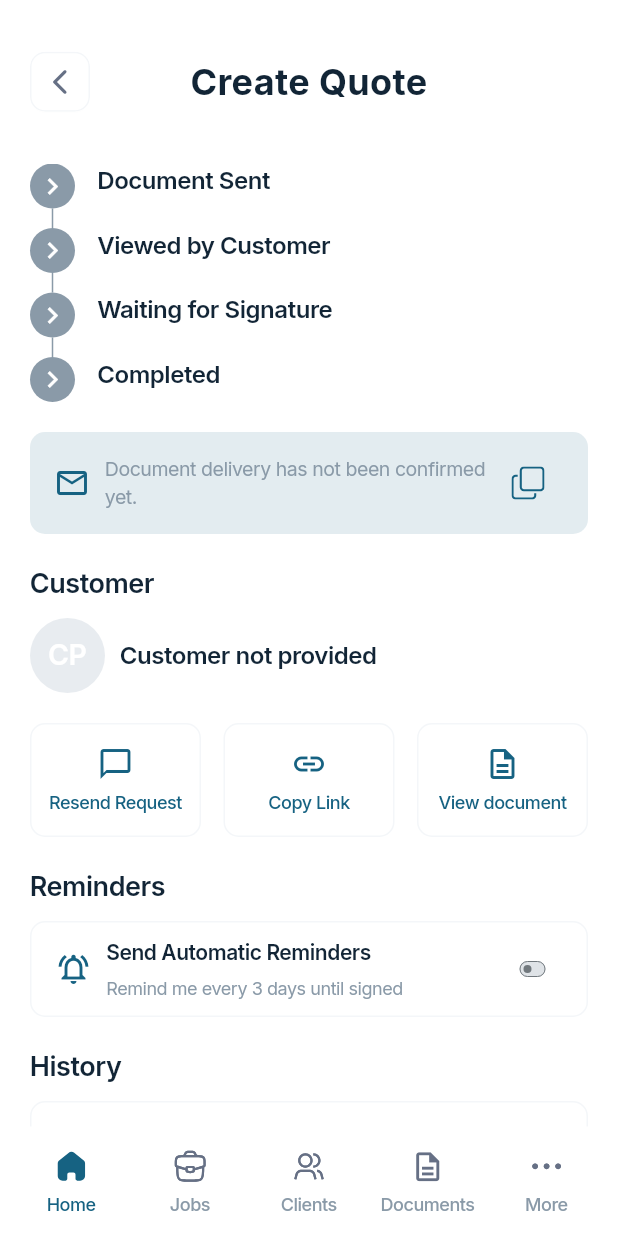
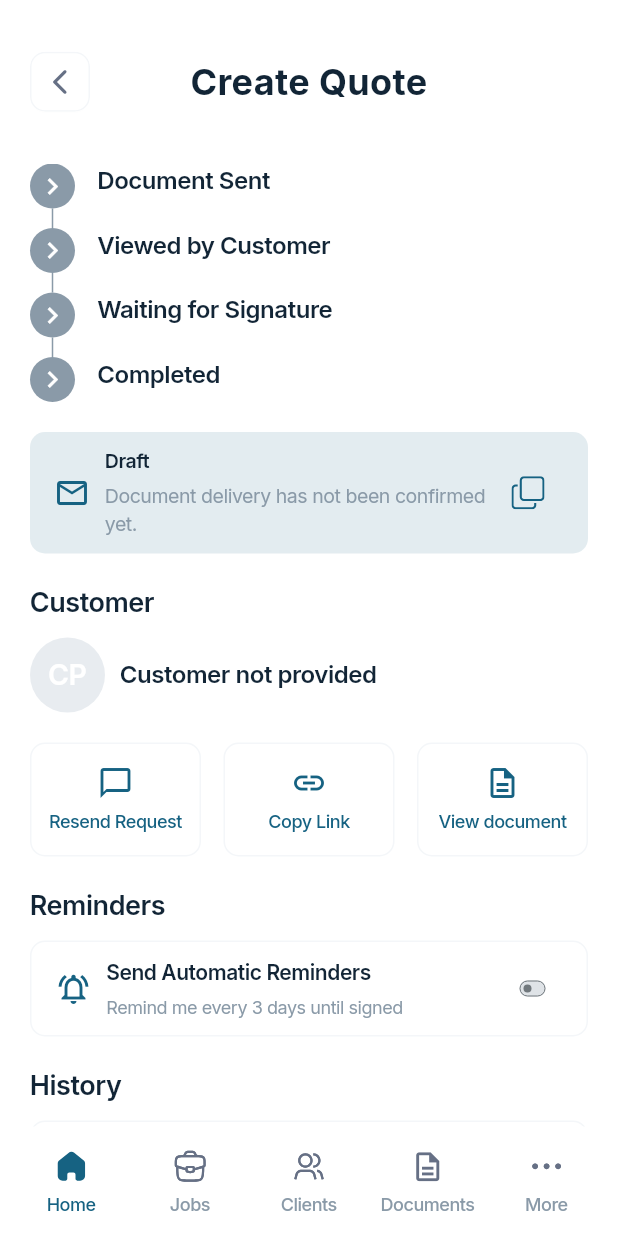
Before and after one commit to kamrans262/sign_app, a Flutter app: the SignatureRequestScreen screen opened directly with empty values, on a phone screen of 412 x 824 dp. Run offline on Flutter 3.47's test engine with Material 3 defaults, Android fonts, the phone set to English and light mode, and no system bars; our stand-ins replace file_picker, flutter_svg, image_picker, pdf, printing, qr_flutter; missing offline and left inert: record; accounts and stored records are empty.

Commit message:
feat(phase3): show complete derived signature status in existing tracking banner

```diff
--- a/lib/features/quotes/presentation/screens/signature_request_screen.dart
+++ b/lib/features/quotes/presentation/screens/signature_request_screen.dart
@@ -147,7 +147,7 @@ class _SignatureRequestScreenState extends State<SignatureRequestScreen> {
   void _verifiedSigned(QuoteSignedDisplayData receipt) {
     // This event is recorded only after a connected signing service returned
     // matching audit/document details; local signature capture is insufficient.
-    if (!mounted || receipt.demoOnly && !_quote.isDemo) return;
+    if (!mounted || (receipt.demoOnly && !_quote.isDemo)) return;
     final now = receipt.signedAt;
     setState(() => _tracking = _tracking.withEvent(QuoteDocumentEvent(
       id: 'signed-${_tracking.requestId}-${now.microsecondsSinceEpoch}',
@@ -189,13 +189,21 @@ class _SignatureRequestScreenState extends State<SignatureRequestScreen> {
     style: _type(18, weight: FontWeight.w600));
 
   Widget _statusBox() {
-    final message = _tracking.completed
-        ? 'The document is completed and the signature is confirmed.'
-        : _tracking.viewed
-            ? "The customer has viewed the document. We'll notify you when it's signed."
-            : _tracking.sent
-                ? 'The document has been sent. A customer view is not confirmed yet.'
-                : 'Document delivery has not been confirmed yet.';
+    final status = _tracking.statusAt(DateTime.now());
+    final message = switch (status) {
+      QuoteSignatureStatus.signed =>
+        'The document is signed. Check the signed document in the job.',
+      QuoteSignatureStatus.expired =>
+        'This signing request has expired. A new authorized request is required.',
+      QuoteSignatureStatus.awaitingSignature =>
+        'The document is awaiting the customer signature.',
+      QuoteSignatureStatus.viewed =>
+        "The customer has viewed the document. We'll notify you when it's signed.",
+      QuoteSignatureStatus.sent =>
+        'The document has been sent. A customer view is not confirmed yet.',
+      QuoteSignatureStatus.draft =>
+        'Document delivery has not been confirmed yet.',
+    };
     return Container(
       key: const Key('signature-status-banner'),
       padding: const EdgeInsets.symmetric(horizontal: 16, vertical: 10),
@@ -204,9 +212,18 @@ class _SignatureRequestScreenState extends State<SignatureRequestScreen> {
       child: Row(children: [
         const Icon(Icons.mail_outline, color: AppColors.primary, size: 24),
         const SizedBox(width: 10),
-        Expanded(child: Text(message,
-          style: _type(13, color: AppColors.placeholder,
-              weight: FontWeight.w400))),
+        Expanded(child: Column(
+          crossAxisAlignment: CrossAxisAlignment.start,
+          children: [
+            Text(status.label,
+              key: const Key('signature-current-status'),
+              style: _type(13, weight: FontWeight.w600)),
+            const SizedBox(height: 4),
+            Text(message,
+              style: _type(13, color: AppColors.placeholder,
+                  weight: FontWeight.w400)),
+          ],
+        )),
         IconButton(
           key: const Key('signature-banner-copy'),
           tooltip: 'Copy secure document link',
```
